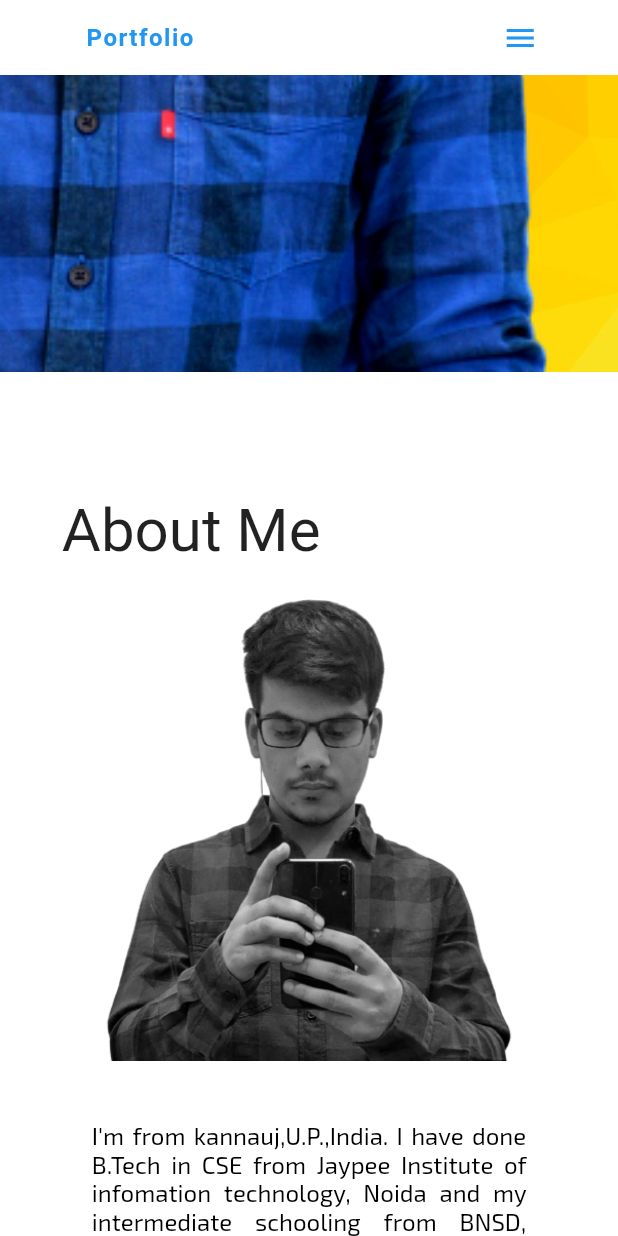
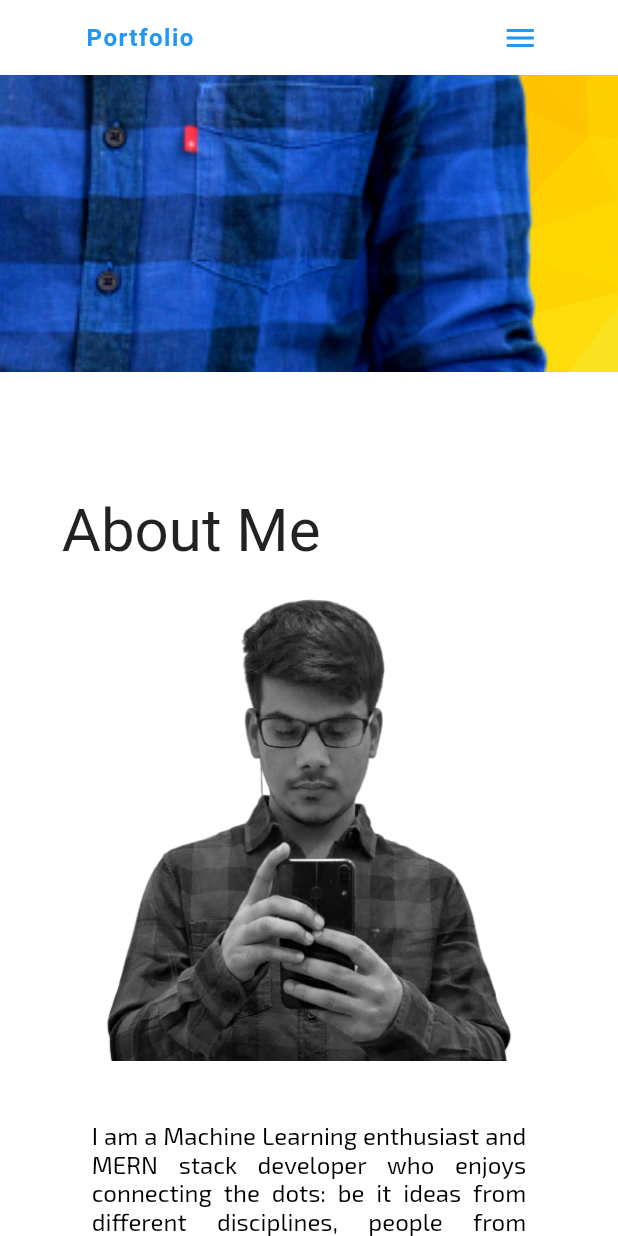
Before and after one commit to agniBit/portfolio-website-flutter, a Flutter app: the screen it shows after launch, scrolled down 576 dp, on a phone screen of 412 x 824 dp. Run offline on Flutter 3.47's test engine with Material 2 defaults, Android fonts, the phone set to English and light mode, and no system bars; drawn by our look-alikes of scroll_to_index; our stand-ins replace google_fonts, percent_indicator, url_strategy.

Commit message:
remove hash from URl and chnage about

```diff
--- a/lib/aboutMeSection/aboutMeSeaction.dart
+++ b/lib/aboutMeSection/aboutMeSeaction.dart
@@ -58,12 +58,9 @@
                     alignment: Alignment.center,
                     padding: EdgeInsets.all(20),
                     child: Text(
-                      "I'm from kannauj,U.P.,India. I have done" +
-                          " B.Tech in CSE from Jaypee Institute of infomation technology, Noida and my intermediate schooling from BNSD, Kanpur." +
-                          " Machine learning, Data Structures & Algorithms has lean my field of interest and i have gained decent command on languagea like Python, C, C++, C#, Dart, Javascript and knowledge of flutter App development and web development using ReactJS and hand on experiance on machine learning." +
-                          "\nApart from my technical skills i have a kean interest in exploring new technologies in automobile and e-sports" +
-                          " As a fresher, I'm ready to take any opportunity, to start mt career with, and to enhance my technical and interpersonal skills" +
-                          " i think one of my strongest strength is my patience i don't easily loose my calm , I am an optimestic and and an quick learner.",
+                      "I am a Machine Learning enthusiast and MERN stack developer who enjoys connecting the dots: be it ideas from different disciplines, people from different teams, or applications from different industries. I have strong technical skills and an academic background in Engineering, Statistics, and Machine Learning." +
+                          "My passion lies in solving problems, develop optimised applications using complex algorithms and data structures. I am able to jump across verticals to deliver high-performing ML/Dl solutions. I love learning new things and automating my day to day work using Programming." +
+                          "If you catch me outside of work, I'm a big eSports and an avid lover of music!",
                       textAlign: TextAlign.justify,
                       style: GoogleFonts.exo2(
                         fontSize: 16,
--- a/lib/homePage.dart
+++ b/lib/homePage.dart
@@ -99,7 +99,12 @@
           openMenuHandler();
           _scrollToIndex(scrollIndex);
         }),
-        child: Text(text),
+        child: Text(
+          text,
+          style: TextStyle(
+            color: Colors.black87,
+          ),
+        ),
       ),
     );
   }
@@ -141,12 +146,12 @@
               color: Colors.white,
               height: mQ.height,
               width: mQ.width,
+              padding: EdgeInsets.symmetric(horizontal: mQ.width * .1),
               child: Column(children: [
                 Container(
                   child: Row(
-                    mainAxisAlignment: MainAxisAlignment.spaceBetween,
+                    mainAxisAlignment: MainAxisAlignment.end,
                     children: [
-                      Text('Menu'),
                       IconButton(
                         onPressed: openMenuHandler,
                         icon: Icon(
@@ -167,6 +172,9 @@
                       navLinks('Skills', 2),
                       navLinks('Projects', 3),
                       navLinks('Contact Me', 4),
+                      SizedBox(
+                        height: 50,
+                      ),
                     ],
                   ),
                 )
--- a/lib/main.dart
+++ b/lib/main.dart
@@ -1,7 +1,9 @@
 import 'package:flutter/material.dart';
 import 'package:portfolio/homePage.dart';
+import 'package:url_strategy/url_strategy.dart';
 
 void main() {
+  setPathUrlStrategy();
   runApp(MyApp());
 }
 
@@ -9,7 +11,7 @@
   @override
   Widget build(BuildContext context) {
     return MaterialApp(
-      title: 'Porfolio Website',
+      title: 'Porfolio',
       home: HomePage(),
     );
   }
--- a/lib/mainSection/mainSection.dart
+++ b/lib/mainSection/mainSection.dart
@@ -11,14 +11,6 @@
       height: mQ.height,
       width: mQ.width,
       decoration: BoxDecoration(
-        // gradient: LinearGradient(
-        //       begin: Alignment.topRight,
-        //       end: Alignment.bottomLeft,
-        //       colors: [
-        //         Color(1064),
-        //         Color(20114)
-        //       ],
-        // ),
         image: DecorationImage(
           image: AssetImage("assets/images/bg2.jpeg"),
           fit: BoxFit.cover,
@@ -32,7 +24,7 @@
             child: Image.asset(
               'assets/images/pic_0.png',
               fit: BoxFit.cover,
-              height: mQ.height * .85,
+              height: mQ.height * .80,
             ),
           ),
           Container(
@@ -45,7 +37,7 @@
                 Text(
                   'Hello, my name is',
                   style: GoogleFonts.vollkorn(
-                    fontSize: 30,
+                    fontSize: 22,
                     color: Colors.white,
                   ),
                 ),
@@ -54,21 +46,18 @@
                 ),
                 Text(
                   "Abhishek Agnihotri",
-                  style: GoogleFonts.yatraOne(fontSize: 60,color: Colors.white,),
-                      // GoogleFonts (
-                      //   fontSize: 60,
-                      //   color: Colors.white,
-                      //   fontWeight: FontWeight.bold,
-                      //   fontStyle: FontStyle.italic,
-                      // ),
+                  style: GoogleFonts.yatraOne(
+                    fontSize: 40,
+                    color: Colors.white,
+                  ),
                 ),
                 SizedBox(
                   height: 15,
                 ),
                 Text(
-                  "And i'm machine learning and flutter developer",
+                  "And i'm Machine Learning enthusiast, MERN stack developer\nand learning Flutter development",
                   style: GoogleFonts.vollkorn(
-                    fontSize: 30,
+                    fontSize: 26,
                     color: Colors.white,
                   ),
                 ),
```
Also changed, not shown: pubspec.yaml (+1 -12 lines), pubspec.lock, 6 other files.
